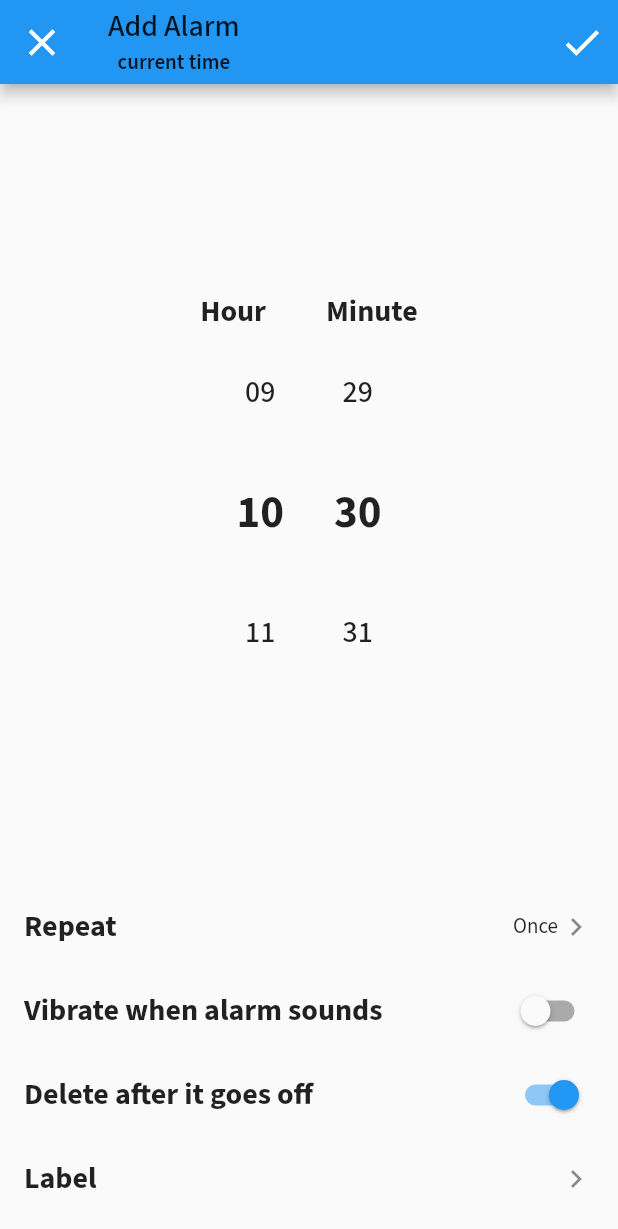
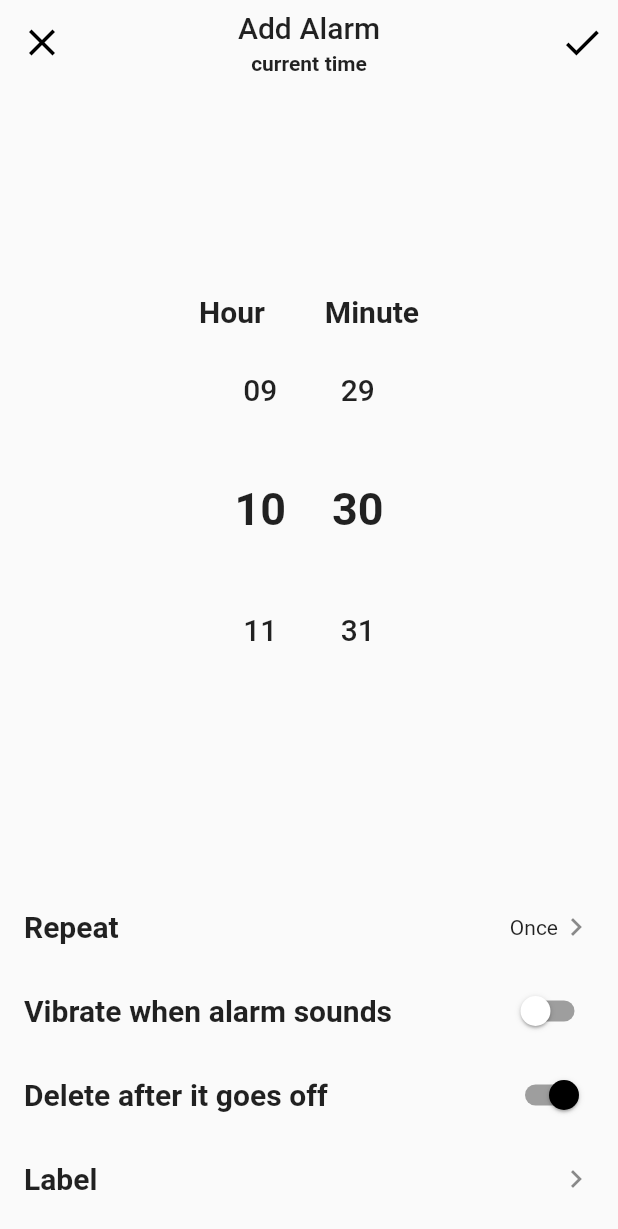
Before and after one commit to tuuhin/clockwork, a Flutter app: the AddAlarm screen opened directly, on a phone screen of 412 x 824 dp. Shown: the top 1229 px of the screen. Run offline on Flutter 3.47's test engine with Material 2 defaults, Android fonts, the phone set to English and light mode, and no system bars; drawn by our look-alikes of flutter_time_picker_spinner; our stand-ins replace flutter_local_notifications, google_fonts, hive, hive_flutter; missing offline and left inert: android_alarm_manager_plus; accounts and stored records are empty; Roboto replaces fonts that are missing (Oxygen); statements that could not run were skipped.

Commit message:
added some formatters and customized the pallete

```diff
--- a/lib/utils/formatter.dart
+++ /dev/null
@@ -1,8 +0,0 @@
-String _twoDigits(int n) => n.toString().padLeft(2, '0');
-
-String clockFormat(Duration time) {
-  String _timeHour = _twoDigits(time.inHours.remainder(60));
-  String _timeMinutes = _twoDigits(time.inMinutes.remainder(60));
-  String _timeSeconds = _twoDigits(time.inSeconds.remainder(60));
-  return '$_timeHour:$_timeMinutes:$_timeSeconds';
-}
--- a/lib/utils/pallet.dart
+++ b/lib/utils/pallet.dart
@@ -3,8 +3,101 @@ import 'package:google_fonts/google_fonts.dart';
 
 class Pallet {
   static ThemeData lightTheme = ThemeData(
-      primarySwatch: Colors.blue,
-      textTheme: GoogleFonts.sourceSansProTextTheme());
-  static ThemeData darkTheme = ThemeData.dark()
-      .copyWith(textTheme: GoogleFonts.sourceSansProTextTheme());
+    visualDensity: VisualDensity.adaptivePlatformDensity,
+    bottomSheetTheme: const BottomSheetThemeData(
+      backgroundColor: Colors.white,
+      shape: RoundedRectangleBorder(
+        borderRadius: BorderRadius.only(
+          topLeft: Radius.circular(15),
+          topRight: Radius.circular(15),
+        ),
+      ),
+    ),
+    switchTheme: SwitchThemeData(
+      trackColor: MaterialStateProperty.resolveWith<Color?>(
+          (Set<MaterialState> states) => Colors.grey),
+      thumbColor: MaterialStateProperty.resolveWith<Color?>(
+          (Set<MaterialState> states) =>
+              states.contains(MaterialState.focused) ||
+                      states.contains(MaterialState.selected)
+                  ? Colors.black
+                  : Colors.transparent),
+    ),
+    primaryColor: Colors.black,
+    appBarTheme: const AppBarTheme(
+        elevation: 0,
+        iconTheme: IconThemeData(color: Colors.black),
+        titleTextStyle: TextStyle(color: Colors.black),
+        color: Colors.transparent,
+        centerTitle: true,
+        actionsIconTheme: IconThemeData(color: Colors.black)),
+    textTheme: GoogleFonts.oxygenTextTheme(),
+    inputDecorationTheme: InputDecorationTheme(
+      filled: true,
+      prefixIconColor: Colors.grey,
+      contentPadding: const EdgeInsets.symmetric(horizontal: 4),
+      border: OutlineInputBorder(
+          borderSide: const BorderSide(width: 0, color: Colors.transparent),
+          borderRadius: BorderRadius.circular(15)),
+      focusedBorder: OutlineInputBorder(
+          borderSide: const BorderSide(width: 0, color: Colors.transparent),
+          borderRadius: BorderRadius.circular(15)),
+    ),
+    tabBarTheme: TabBarTheme(
+      splashFactory: NoSplash.splashFactory,
+      overlayColor: MaterialStateProperty.resolveWith<Color?>(
+          (Set<MaterialState> states) => states.contains(MaterialState.focused)
+              ? null
+              : Colors.transparent),
+      indicator: const BoxDecoration(),
+      labelPadding: EdgeInsets.zero,
+    ),
+    elevatedButtonTheme: ElevatedButtonThemeData(
+        style: ElevatedButton.styleFrom(
+      primary: Colors.black,
+      elevation: 10,
+      shape: RoundedRectangleBorder(
+        borderRadius: BorderRadius.circular(15),
+      ),
+    )),
+    floatingActionButtonTheme:
+        const FloatingActionButtonThemeData(backgroundColor: Colors.black),
+    textButtonTheme:
+        TextButtonThemeData(style: TextButton.styleFrom(primary: Colors.black)),
+    dialogTheme: DialogTheme(
+      shape: RoundedRectangleBorder(
+        borderRadius: BorderRadius.circular(15),
+      ),
+    ),
+    progressIndicatorTheme:
+        const ProgressIndicatorThemeData(color: Colors.black),
+  );
+
+  static ThemeData darkTheme = ThemeData(
+    appBarTheme: const AppBarTheme(
+        elevation: 0,
+        color: Colors.transparent,
+        centerTitle: true,
+        actionsIconTheme: IconThemeData(color: Colors.white)),
+    fontFamily: GoogleFonts.oxygen().fontFamily,
+    colorScheme: const ColorScheme.dark(),
+    tabBarTheme: TabBarTheme(
+      splashFactory: NoSplash.splashFactory,
+      overlayColor: MaterialStateProperty.resolveWith<Color?>(
+          (Set<MaterialState> states) => states.contains(MaterialState.focused)
+              ? null
+              : Colors.transparent),
+      indicator: const BoxDecoration(),
+      labelPadding: EdgeInsets.zero,
+    ),
+    elevatedButtonTheme: ElevatedButtonThemeData(
+        style: ElevatedButton.styleFrom(
+      textStyle: const TextStyle(color: Colors.black),
+      primary: Colors.white,
+      elevation: 10,
+      shape: RoundedRectangleBorder(
+        borderRadius: BorderRadius.circular(30),
+      ),
+    )),
+  );
 }
--- a/lib/utils/time_formatter.dart
+++ b/lib/utils/time_formatter.dart
@@ -1,3 +1,5 @@
+import 'package:flutter/cupertino.dart';
+
 String _twoDigits(int n) => n.toString().padLeft(2, '0');
 
 String stopWatchFormat(Duration time) {
@@ -13,3 +15,14 @@ String clockFormat(DateTime dateTime) {
   String _timeSeconds = _twoDigits(dateTime.second);
   return '$_timeHour:$_timeMinutes:$_timeSeconds';
 }
+
+String getTimeFromOffset(int offset) {
+  DateTime time = DateTime.now()
+      .subtract(const Duration(seconds: 19800))
+      .add(Duration(seconds: offset));
+  return '${_twoDigits(time.hour)}:${_twoDigits(time.minute)}';
+}
+
+DateTime getime(offset) => DateTime.now()
+    .subtract(const Duration(seconds: 19800))
+    .add(Duration(seconds: offset));
```
